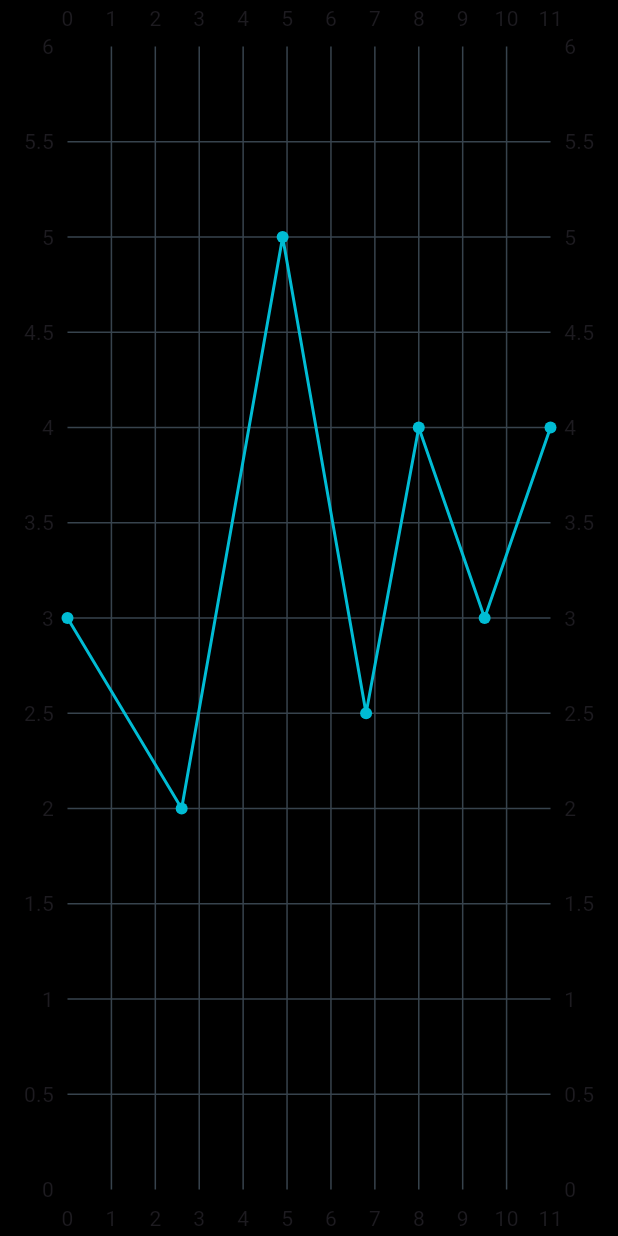
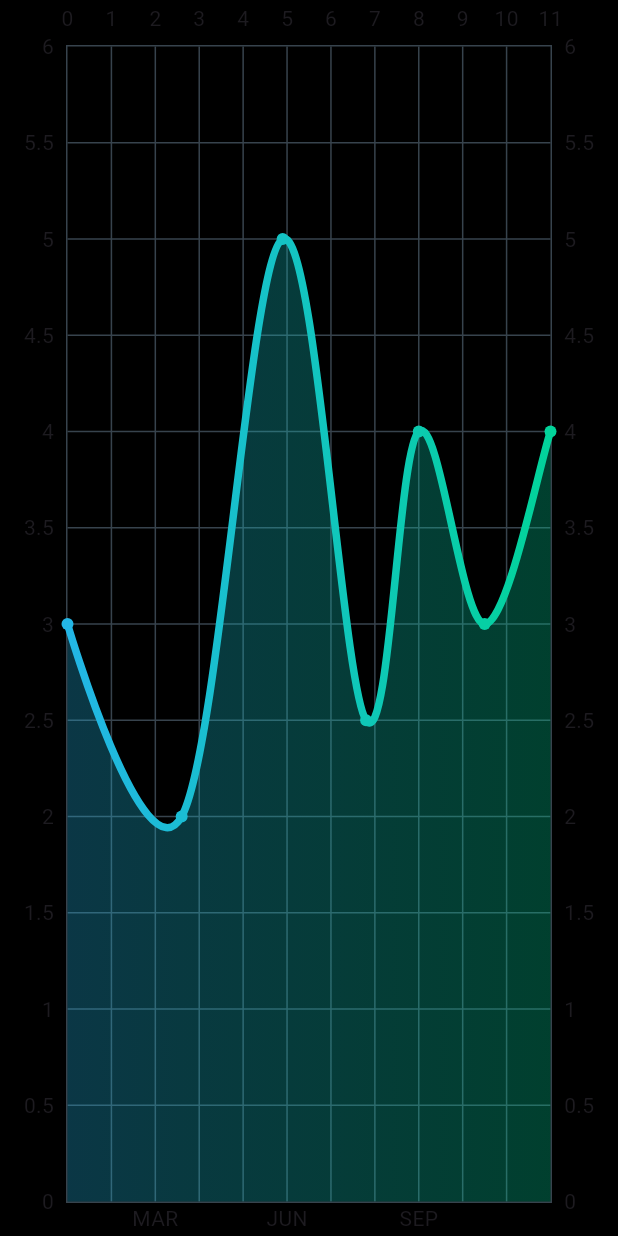
Before and after one commit to AthiraaAthi/line_chart_demo, a Flutter app: the screen it shows after launch, on a phone screen of 412 x 824 dp. Run offline on Flutter 3.47's test engine with Material 3 defaults, Android fonts, the phone set to English and light mode, and no system bars; drawn by our look-alikes of fl_chart.

Commit message:
completed graph

```diff
--- a/lib/view/line_chart_widget/line_chart_widget.dart
+++ b/lib/view/line_chart_widget/line_chart_widget.dart
@@ -1,9 +1,13 @@
 import 'package:fl_chart/fl_chart.dart';
 import 'package:flutter/material.dart';
+import 'package:line_chart_demo/view/line_titles/line_titles.dart';
 
 class LineChartWidget extends StatelessWidget {
   LineChartWidget({super.key});
-  final List<Color> gradientColors = [Color(0xff23b6e6), Color(0xff02d39a)];
+  final List<Color> gradientColors = [
+    const Color(0xff23b6e6),
+    const Color(0xff02d39a)
+  ];
 
   @override
   Widget build(BuildContext context) {
@@ -16,6 +20,7 @@ class LineChartWidget extends StatelessWidget {
             maxX: 11,
             minY: 0,
             maxY: 6,
+            titlesData: LineTitles.getTitleData(),
             gridData: FlGridData(
               show: true,
               getDrawingHorizontalLine: (value) {
@@ -32,8 +37,29 @@ class LineChartWidget extends StatelessWidget {
                 );
               },
             ),
+            borderData: FlBorderData(
+              show: true,
+              border: Border.all(color: Color(0xff37434d), width: 1),
+            ),
             lineBarsData: [
               LineChartBarData(
+                color: Colors.amber,
+                isCurved: true,
+                gradient: LinearGradient(
+                  colors: gradientColors,
+                ),
+                barWidth: 5,
+                //dotData: FlDotData(show: false),
+                belowBarData: BarAreaData(
+                  show: true,
+                  gradient: LinearGradient(
+                    colors: gradientColors
+                        .map(
+                          (color) => color.withOpacity(0.3),
+                        )
+                        .toList(),
+                  ),
+                ),
                 spots: [
                   FlSpot(0, 3),
                   FlSpot(2.6, 2),
--- /dev/null
+++ b/lib/view/line_titles/line_titles.dart
@@ -0,0 +1,24 @@
+import 'package:fl_chart/fl_chart.dart';
+import 'package:flutter/material.dart';
+
+class LineTitles {
+  static getTitleData() => FlTitlesData(
+      show: true,
+      bottomTitles: AxisTitles(
+          sideTitles: SideTitles(
+        showTitles: true,
+        reservedSize: 22, //BOTTOM SPACE
+
+        getTitlesWidget: (value, meta) {
+          switch (value.toInt()) {
+            case 2:
+              return Text("MAR");
+            case 5:
+              return Text("JUN");
+            case 8:
+              return Text("SEP");
+          }
+          return Text('');
+        },
+      )));
+}
```
